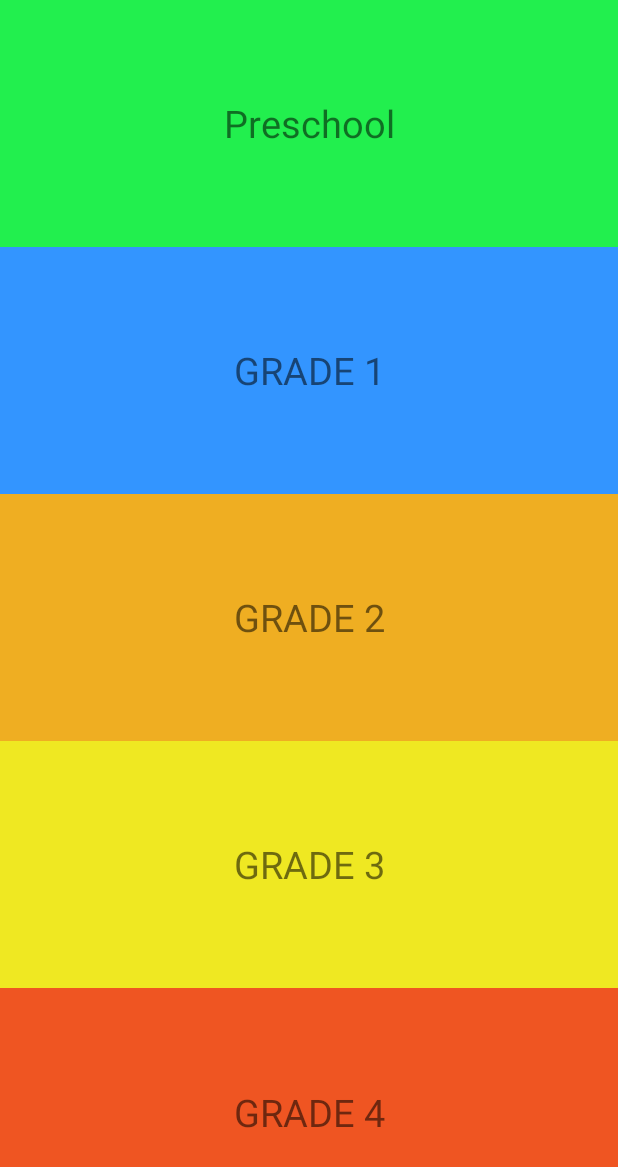
After one commit to MilanPokharna/newGame, an Android app: the fragment videoFragment shown on its own in the app's theme, on a phone screen of 412 x 824 dp. The commit adds this screen. Shown: the top 1167 px of the screen. Run offline under Robolectric (Android 15) with nearby library versions, the phone set to English and light mode, and no system bars; our stand-ins replace ButterKnife.

Commit message:
latest updates

```diff
--- a/app/src/main/AndroidManifest.xml
+++ b/app/src/main/AndroidManifest.xml
@@ -47,8 +47,9 @@
             android:screenOrientation="userPortrait" />
         <activity android:name=".activity.Scoreborad" />
         <activity android:name=".activity.Dashboard_Activity" />
-        <activity android:name=".game_2048" />
+        <activity android:name=".activity.game_2048" />
         <activity android:name=".quiz" />
+        <activity android:name=".activity.video"></activity>
     </application>
 
 </manifest>
--- a/app/src/main/java/com/lenovo/newgame/activity/HomeActivity.java
+++ b/app/src/main/java/com/lenovo/newgame/activity/HomeActivity.java
@@ -1,11 +1,9 @@
 package com.lenovo.newgame.activity;
 
-import android.annotation.SuppressLint;
 import android.app.ProgressDialog;
 import android.content.Context;
 import android.content.Intent;
 import android.content.SharedPreferences;
-import android.graphics.drawable.Icon;
 import android.media.MediaPlayer;
 import android.net.Uri;
 import android.os.Bundle;
@@ -20,7 +18,6 @@ import android.util.Log;
 import android.view.MenuItem;
 import android.view.View;
 import android.widget.ImageButton;
-import android.widget.ImageView;
 import android.widget.LinearLayout;
 import android.widget.TextView;
 import android.widget.Toast;
@@ -46,7 +43,6 @@ import com.google.firebase.database.FirebaseDatabase;
 import com.google.firebase.storage.FirebaseStorage;
 import com.google.firebase.storage.StorageReference;
 import com.lenovo.newgame.R;
-import com.lenovo.newgame.game_2048;
 import com.lenovo.newgame.quiz;
 
 import java.util.Locale;
--- a/app/src/main/java/com/lenovo/newgame/activity/Main2Activity.java
+++ b/app/src/main/java/com/lenovo/newgame/activity/Main2Activity.java
@@ -14,7 +14,10 @@ import android.os.Bundle;
 import android.support.v7.widget.Toolbar;
 
 import com.lenovo.newgame.R;
-import com.lenovo.newgame.fourFragment;
+import com.lenovo.newgame.fragments.fourFragment;
+import com.lenovo.newgame.fragments.OneFragment;
+import com.lenovo.newgame.fragments.ThreeFragment;
+import com.lenovo.newgame.fragments.TwoFragment;
 
 import java.util.ArrayList;
 import java.util.List;
--- a/app/src/main/java/com/lenovo/newgame/activity/Scoreborad.java
+++ b/app/src/main/java/com/lenovo/newgame/activity/Scoreborad.java
@@ -5,7 +5,6 @@ import android.support.v7.app.AppCompatActivity;
 import android.os.Bundle;
 import android.support.v7.widget.LinearLayoutManager;
 import android.support.v7.widget.RecyclerView;
-import android.widget.Toast;
 
 import com.google.firebase.auth.FirebaseUser;
 import com.google.firebase.database.DataSnapshot;
@@ -14,6 +13,7 @@ import com.google.firebase.database.DatabaseReference;
 import com.google.firebase.database.FirebaseDatabase;
 import com.google.firebase.database.ValueEventListener;
 import com.lenovo.newgame.R;
+import com.lenovo.newgame.adapters.RecyclerViewAdapter;
 
 import java.util.ArrayList;
 import java.util.List;
@@ -27,7 +27,7 @@ public class Scoreborad extends AppCompatActivity {
     RecyclerViewAdapter adapter;
     RecyclerViewAdapter clearAdapter;
     DatabaseReference databaseReference;
- public  RecyclerView mRecycleView;
+    public  RecyclerView mRecycleView;
     @Override
     protected void onCreate(Bundle savedInstanceState) {
         super.onCreate( savedInstanceState );
@@ -35,7 +35,9 @@ public class Scoreborad extends AppCompatActivity {
         mRecycleView =(RecyclerView)findViewById( R.id.recycleview );
         mRecycleView.setHasFixedSize( true );
         clearAdapter =  new RecyclerViewAdapter( this,list );
+
         final LinearLayoutManager mLayoutManager = new LinearLayoutManager(Scoreborad.this);
+
         mLayoutManager.setReverseLayout(true);
         mLayoutManager.setStackFromEnd(true);
         mRecycleView.setLayoutManager(mLayoutManager);
--- a/app/src/main/java/com/lenovo/newgame/activity/RecyclerViewAdapter.java
+++ b/app/src/main/java/com/lenovo/newgame/adapters/RecyclerViewAdapter.java
@@ -1,16 +1,15 @@
-package com.lenovo.newgame.activity;
+package com.lenovo.newgame.adapters;
 
 import android.content.Context;
 import android.support.v7.widget.RecyclerView;
 import android.view.LayoutInflater;
 import android.view.View;
 import android.view.ViewGroup;
-import android.widget.ImageView;
 import android.widget.TextView;
-import android.widget.Toast;
 
 import com.bumptech.glide.Glide;
 import com.lenovo.newgame.R;
+import com.lenovo.newgame.activity.Game;
 
 import java.util.List;
 
@@ -54,7 +53,6 @@ public class RecyclerViewAdapter extends RecyclerView.Adapter<RecyclerViewAdapte
         CircleImageView profileImage;
         TextView username;
         ViewHolder(View itemView) {
-
             super(itemView);
 
             username = (TextView) itemView.findViewById(R.id.name_user);
--- a/app/src/main/java/com/lenovo/newgame/activity/TwoFragment.java
+++ b/app/src/main/java/com/lenovo/newgame/fragments/TwoFragment.java
@@ -1,4 +1,4 @@
-package com.lenovo.newgame.activity;
+package com.lenovo.newgame.fragments;
 
 import android.os.Bundle;
 import android.support.v4.app.Fragment;
--- a/app/src/main/java/com/lenovo/newgame/fourFragment.java
+++ b/app/src/main/java/com/lenovo/newgame/fragments/fourFragment.java
@@ -1,4 +1,4 @@
-package com.lenovo.newgame;
+package com.lenovo.newgame.fragments;
 
 import android.content.Context;
 import android.net.Uri;
@@ -10,12 +10,10 @@ import android.view.View;
 import android.view.ViewGroup;
 import android.view.animation.Animation;
 import android.view.animation.AnimationUtils;
-import android.widget.Button;
 import android.widget.ImageButton;
 import android.widget.TextView;
-import android.widget.Toast;
 
-import java.util.Objects;
+import com.lenovo.newgame.R;
 
 
 /**
--- /dev/null
+++ b/app/src/main/java/com/lenovo/newgame/fragments/videoFragment.java
@@ -0,0 +1,146 @@
+package com.lenovo.newgame.fragments;
+
+import android.content.Intent;
+import android.os.Bundle;
+import android.support.annotation.Nullable;
+import android.support.v4.app.Fragment;
+import android.view.LayoutInflater;
+import android.view.View;
+import android.view.ViewGroup;
+import android.widget.TextView;
+
+import com.lenovo.newgame.R;
+import com.lenovo.newgame.activity.video;
+import com.lenovo.newgame.adapters.RecyclerViewAdapterTwo;
+
+import java.util.ArrayList;
+import java.util.List;
+
+import butterknife.BindView;
+import butterknife.ButterKnife;
+import butterknife.OnClick;
+import butterknife.Unbinder;
+
+public class videoFragment extends Fragment {
+    public List<String> preschool = new ArrayList<>();
+    public List<String> grade1 = new ArrayList<>();
+    public List<String> grade2 = new ArrayList<>();
+    public List<String> grade3 = new ArrayList<>();
+    public List<String> grade4 = new ArrayList<>();
+
+    public List<String> preschoolname = new ArrayList<>();
+    public List<String> grade1name = new ArrayList<>();
+    public List<String> grade2name = new ArrayList<>();
+    public List<String> grade3name = new ArrayList<>();
+    public List<String> grade4name = new ArrayList<>();
+    @BindView(R.id.Preschool)
+    TextView preschoolv;
+    @BindView(R.id.grade1)
+    TextView grade1v;
+    @BindView(R.id.grade2)
+    TextView grade2v;
+    @BindView(R.id.grade3)
+    TextView grade3v;
+    @BindView(R.id.grade4)
+    TextView grade4v;
+    Unbinder unbinder;
+
+    public RecyclerViewAdapterTwo adapterTwo;
+
+    public videoFragment() {
+
+    }
+
+
+    @Override
+    public View onCreateView(LayoutInflater inflater, ViewGroup container,
+                             Bundle savedInstanceState) {
+        // Inflate the layout for this fragment
+        View rootview = inflater.inflate(R.layout.fragment_video, container, false);
+        unbinder = ButterKnife.bind(this, rootview);
+        return rootview;
+    }
+
+    @Override
+    public void onViewCreated(View view, @Nullable Bundle savedInstanceState) {
+        super.onViewCreated(view, savedInstanceState);
+        preschool.add("https://www.youtube.com/watch?v=xewMVtMk14Q&index=7&list=PLrHqUbddzk2zVIStQGpC-20BHZI5nsbfb");
+        preschool.add("https://www.youtube.com/watch?v=s7cstF8Mz74&list=PLrHqUbddzk2zVIStQGpC-20BHZI5nsbfb&index=2");
+        preschool.add("https://www.youtube.com/watch?v=PjH-hvB_raQ&list=PLrHqUbddzk2zVIStQGpC-20BHZI5nsbfb&index=15");
+        preschool.add("https://www.youtube.com/watch?v=FvcS4BF4cKk&index=22&list=PLrHqUbddzk2zVIStQGpC-20BHZI5nsbfb");
+        preschool.add("https://www.youtube.com/watch?v=KwRsEhdJ3Fo&list=PLrHqUbddzk2zVIStQGpC-20BHZI5nsbfb&index=23");
+
+        grade1name.add("Addition Word Problems 1st Grade");
+        grade1.add("https://www.youtube.com/watch?v=q7mi24ClSMw&index=7&list=PLrHqUbddzk2zZKzpIXLsQLtzcZDG0UaiU");
+        grade1name.add("Word Problems Subtraction First Grade");
+        grade1.add("https://www.youtube.com/watch?v=9Z2gpbYiEXo&list=PLrHqUbddzk2zZKzpIXLsQLtzcZDG0UaiU&index=5");
+        grade1name.add("Adding Three Whole Numbers 1st Grade");
+        grade1.add("https://www.youtube.com/watch?v=81NfQ350vw8&index=18&list=PLrHqUbddzk2zZKzpIXLsQLtzcZDG0UaiU");
+        grade1name.add("Place Value First Grade");
+        grade1.add("https://www.youtube.com/watch?v=1F3AycEDksY&index=23&list=PLrHqUbddzk2zZKzpIXLsQLtzcZDG0UaiU");
+        grade1name.add("Counting to 120 - First Grade");
+        grade1.add("https://www.youtube.com/watch?v=WwGwQ4oGloY&index=30&list=PLrHqUbddzk2zZKzpIXLsQLtzcZDG0UaiU");
+        grade1name.add("Addition and Subtraction Strategies 1st Grade Math");
+        grade1.add("https://www.youtube.com/watch?v=FtjkzSnZ4G4&index=32&list=PLrHqUbddzk2zZKzpIXLsQLtzcZDG0UaiU");
+
+        grade2name.add("Adding and Subtracting Large Numbers 2nd Grade ");
+        grade2.add("https://www.youtube.com/watch?v=zyVliUqkths&index=3&list=PLrHqUbddzk2wEUyCeoBzj3z_AKPFEh-g5");
+        grade2name.add("Comparing Numbers - Greater Than Less Than");
+        grade2.add("https://www.youtube.com/watch?v=rLZbniMGAVA&index=7&list=PLrHqUbddzk2wEUyCeoBzj3z_AKPFEh-g5");
+        grade2name.add("Double Digit Addition with Regrouping - 1st and 2nd Grade");
+        grade2.add("https://www.youtube.com/watch?v=ayFAh4VNMFA&index=11&list=PLrHqUbddzk2wEUyCeoBzj3z_AKPFEh-g5");
+        grade2name.add("Subtraction and Regrouping with Zeros 2nd Grade Math");
+        grade2.add("https://www.youtube.com/watch?v=ML1KoW9JMwA&index=16&list=PLrHqUbddzk2wEUyCeoBzj3z_AKPFEh-g5");
+        grade2name.add("Fractions for 2nd Grade Kids - Partitioning Shapes Into Halves and Thirds");
+        grade2.add("https://www.youtube.com/watch?v=6ooKWyPI0i4&index=17&list=PLrHqUbddzk2wEUyCeoBzj3z_AKPFEh-g5");
+        grade2name.add("Learning Odd and Even Numbers for Kids - 1st and 2nd Grade");
+        grade2.add("https://www.youtube.com/watch?v=uuD5JlrMnAk&index=19&list=PLrHqUbddzk2wEUyCeoBzj3z_AKPFEh-g5");
+        grade2name.add("Multiplication Vocabulary - Math Video Elementary Kids");
+        grade2.add("https://www.youtube.com/watch?v=3SrN2RdWv1Y&index=26&list=PLrHqUbddzk2wEUyCeoBzj3z_AKPFEh-g5");
+
+//        grade3name.add("");
+//        grade3.add("");
+//        grade3name.add("");
+//        grade3.add("");
+//        grade3name.add("");
+//        grade3.add("");
+//        grade3name.add("");
+//        grade3.add("");
+//        grade3name.add("");
+//        grade3.add("");
+//        grade3name.add("");
+//        grade3.add("");
+//        grade3name.add("");
+//        grade3.add("");
+    }
+
+    @Override
+    public void onDetach() {
+        super.onDetach();
+
+    }
+
+    @Override
+    public void onDestroyView() {
+        super.onDestroyView();
+        unbinder.unbind();
+    }
+
+    @OnClick({R.id.Preschool, R.id.grade1, R.id.grade2, R.id.grade3, R.id.grade4})
+    public void onViewClicked(View view) {
+        switch (view.getId()) {
+            case R.id.Preschool:
+                Intent i = new Intent(getContext(),video.class);
+                startActivity(i);
+                break;
+            case R.id.grade1:
+                break;
+            case R.id.grade2:
+                break;
+            case R.id.grade3:
+                break;
+            case R.id.grade4:
+                break;
+        }
+    }
+}
--- a/app/src/main/res/layout/fragment_four.xml
+++ b/app/src/main/res/layout/fragment_four.xml
@@ -4,7 +4,7 @@
     xmlns:tools="http://schemas.android.com/tools"
     android:layout_width="match_parent"
     android:layout_height="match_parent"
-    tools:context=".fourFragment">
+    tools:context=".fragments.fourFragment">
 
     <!-- TODO: Update blank fragment layout -->
     <TextView
--- /dev/null
+++ b/app/src/main/res/layout/fragment_video.xml
@@ -0,0 +1,72 @@
+<?xml version="1.0" encoding="utf-8"?>
+<FrameLayout xmlns:android="http://schemas.android.com/apk/res/android"
+    xmlns:tools="http://schemas.android.com/tools"
+    android:layout_width="match_parent"
+    android:layout_height="match_parent"
+    tools:context=".fragments.videoFragment">
+
+    <LinearLayout
+        android:layout_width="match_parent"
+        android:weightSum="5"
+        android:layout_gravity="center"
+        android:orientation="vertical"
+        android:layout_height="match_parent">
+
+            <TextView
+                android:background="#22ef4e"
+                android:textAlignment="center"
+                android:textSize="25sp"
+                android:gravity="center"
+                android:id="@+id/Preschool"
+                android:layout_weight="1"
+                android:text="Preschool"
+                android:layout_width="match_parent"
+                android:layout_height="0dp" />
+
+        <TextView
+            android:background="#3395ff"
+            android:textSize="25sp"
+            android:textAlignment="center"
+            android:gravity="center"
+            android:id="@+id/grade1"
+            android:layout_weight="1"
+            android:text="GRADE 1"
+            android:layout_width="match_parent"
+            android:layout_height="0dp" />
+
+        <TextView
+            android:background="#efae22"
+            android:textSize="25sp"
+            android:textAlignment="center"
+            android:gravity="center"
+            android:id="@+id/grade2"
+            android:layout_weight="1"
+            android:text="GRADE 2"
+            android:layout_width="match_parent"
+            android:layout_height="0dp" />
+
+        <TextView
+            android:background="#efe822"
+            android:textSize="25sp"
+            android:textAlignment="center"
+            android:gravity="center"
+            android:id="@+id/grade3"
+            android:layout_weight="1"
+            android:text="GRADE 3"
+            android:layout_width="match_parent"
+            android:layout_height="0dp" />
+
+        <TextView
+            android:background="#ef5522"
+            android:textSize="25sp"
+            android:textAlignment="center"
+            android:gravity="center"
+            android:id="@+id/grade4"
+            android:layout_weight="1"
+            android:text="GRADE 4"
+            android:layout_width="match_parent"
+            android:layout_height="0dp" />
+
+    </LinearLayout>
+
+</FrameLayout>
```
Also changed, not shown: app/src/main/java/com/lenovo/newgame/activity/video.java (added, +16 -0 lines), app/src/main/java/com/lenovo/newgame/adapters/RecyclerViewAdapterTwo.java (added, +70 -0 lines), app/src/main/java/com/lenovo/newgame/fragments/OneFragment.java (renamed from app/src/main/java/com/lenovo/newgame/activity/ThreeFragment.java, +7 -6 lines), app/src/main/java/com/lenovo/newgame/fragments/ThreeFragment.java (renamed from app/src/main/java/com/lenovo/newgame/activity/OneFragment.java, +6 -7 lines), app/src/main/res/layout/activity_video.xml (added, +9 -0 lines), app/src/main/res/layout/cardviewtwo.xml (added, +21 -0 lines), app/build.gradle (indentation only), 29 other files.
